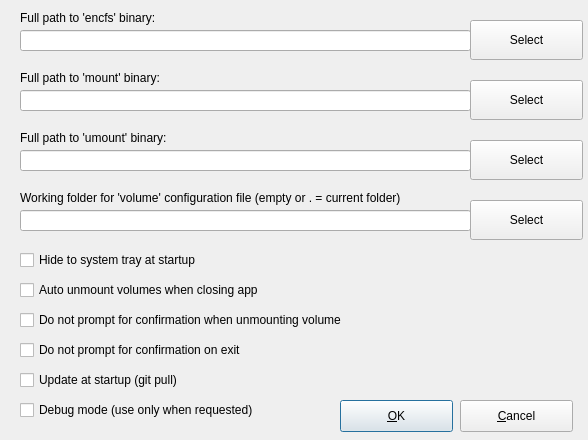
Qt form encfsgui_settings.ui (corelan/pyencfsgui) before a commit.
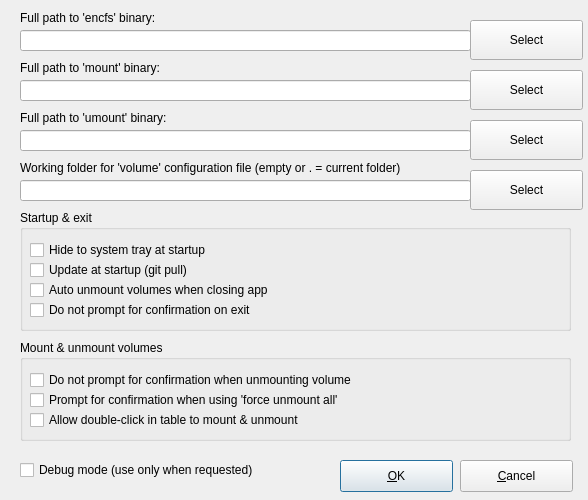
The same form after that commit.

Commit message: added new settings, allowing you to control double-click and forced unmount behavior

What changed in the file:
```diff
--- a/encfsgui_settings.ui
+++ b/encfsgui_settings.ui
@@ -10,7 +10,7 @@
     <x>0</x>
     <y>0</y>
     <width>588</width>
-    <height>440</height>
+    <height>500</height>
    </rect>
   </property>
   <property name="sizePolicy">
@@ -22,13 +22,13 @@
   <property name="minimumSize">
    <size>
     <width>588</width>
-    <height>440</height>
+    <height>500</height>
    </size>
   </property>
   <property name="maximumSize">
    <size>
     <width>588</width>
-    <height>440</height>
+    <height>500</height>
    </size>
   </property>
   <property name="baseSize">
@@ -50,7 +50,7 @@
    <property name="geometry">
     <rect>
      <x>340</x>
-     <y>400</y>
+     <y>460</y>
      <width>113</width>
      <height>32</height>
     </rect>
@@ -63,7 +63,7 @@
    <property name="geometry">
     <rect>
      <x>460</x>
-     <y>400</y>
+     <y>460</y>
      <width>113</width>
      <height>32</height>
     </rect>
@@ -89,7 +89,7 @@
    <property name="geometry">
     <rect>
      <x>20</x>
-     <y>70</y>
+     <y>60</y>
      <width>381</width>
      <height>16</height>
     </rect>
@@ -102,7 +102,7 @@
    <property name="geometry">
     <rect>
      <x>20</x>
-     <y>130</y>
+     <y>110</y>
      <width>181</width>
      <height>16</height>
     </rect>
@@ -131,7 +131,7 @@
    <property name="geometry">
     <rect>
      <x>20</x>
-     <y>90</y>
+     <y>80</y>
      <width>451</width>
      <height>21</height>
     </rect>
@@ -141,51 +141,12 @@
    <property name="geometry">
     <rect>
      <x>20</x>
-     <y>150</y>
+     <y>130</y>
      <width>451</width>
      <height>21</height>
     </rect>
    </property>
   </widget>
-  <widget class="QCheckBox" name="chk_autounmount">
-   <property name="geometry">
-    <rect>
-     <x>20</x>
-     <y>280</y>
-     <width>441</width>
-     <height>20</height>
-    </rect>
-   </property>
-   <property name="text">
-    <string>Auto unmount volumes when closing app</string>
-   </property>
-  </widget>
-  <widget class="QCheckBox" name="chk_noconfirmationunmount">
-   <property name="geometry">
-    <rect>
-     <x>20</x>
-     <y>310</y>
-     <width>451</width>
-     <height>20</height>
-    </rect>
-   </property>
-   <property name="text">
-    <string>Do not prompt for confirmation when unmounting volume</string>
-   </property>
-  </widget>
-  <widget class="QCheckBox" name="chk_noconfirmationexit">
-   <property name="geometry">
-    <rect>
-     <x>20</x>
-     <y>340</y>
-     <width>391</width>
-     <height>20</height>
-    </rect>
-   </property>
-   <property name="text">
-    <string>Do not prompt for confirmation on exit</string>
-   </property>
-  </widget>
   <widget class="QPushButton" name="btn_selectencfs">
    <property name="geometry">
     <rect>
@@ -203,7 +164,7 @@
    <property name="geometry">
     <rect>
      <x>470</x>
-     <y>80</y>
+     <y>70</y>
      <width>113</width>
      <height>40</height>
     </rect>
@@ -216,7 +177,7 @@
    <property name="geometry">
     <rect>
      <x>470</x>
-     <y>140</y>
+     <y>120</y>
      <width>113</width>
      <height>40</height>
     </rect>
@@ -229,7 +190,7 @@
    <property name="geometry">
     <rect>
      <x>20</x>
-     <y>190</y>
+     <y>160</y>
      <width>501</width>
      <height>16</height>
     </rect>
@@ -242,7 +203,7 @@
    <property name="geometry">
     <rect>
      <x>20</x>
-     <y>210</y>
+     <y>180</y>
      <width>451</width>
      <height>21</height>
     </rect>
@@ -252,7 +213,7 @@
    <property name="geometry">
     <rect>
      <x>470</x>
-     <y>200</y>
+     <y>170</y>
      <width>113</width>
      <height>40</height>
     </rect>
@@ -261,24 +222,11 @@
     <string>Select</string>
    </property>
   </widget>
-  <widget class="QCheckBox" name="chk_starthidden">
-   <property name="geometry">
-    <rect>
-     <x>20</x>
-     <y>250</y>
-     <width>441</width>
-     <height>20</height>
-    </rect>
-   </property>
-   <property name="text">
-    <string>Hide to system tray at startup</string>
-   </property>
-  </widget>
   <widget class="QCheckBox" name="chk_debugmode">
    <property name="geometry">
     <rect>
      <x>20</x>
-     <y>400</y>
+     <y>460</y>
      <width>291</width>
      <height>20</height>
     </rect>
@@ -287,18 +235,122 @@
     <string>Debug mode (use only when requested)</string>
    </property>
   </widget>
-  <widget class="QCheckBox" name="chk_autoupdate">
+  <widget class="QGroupBox" name="groupBox">
    <property name="geometry">
     <rect>
      <x>20</x>
-     <y>370</y>
-     <width>211</width>
-     <height>20</height>
+     <y>210</y>
+     <width>551</width>
+     <height>121</height>
     </rect>
    </property>
-   <property name="text">
-    <string>Update at startup (git pull)</string>
+   <property name="title">
+    <string>Startup &amp;&amp; exit</string>
    </property>
+   <widget class="QCheckBox" name="chk_autoupdate">
+    <property name="geometry">
+     <rect>
+      <x>10</x>
+      <y>50</y>
+      <width>211</width>
+      <height>20</height>
+     </rect>
+    </property>
+    <property name="text">
+     <string>Update at startup (git pull)</string>
+    </property>
+   </widget>
+   <widget class="QCheckBox" name="chk_starthidden">
+    <property name="geometry">
+     <rect>
+      <x>10</x>
+      <y>30</y>
+      <width>271</width>
+      <height>20</height>
+     </rect>
+    </property>
+    <property name="text">
+     <string>Hide to system tray at startup</string>
+    </property>
+   </widget>
+   <widget class="QCheckBox" name="chk_autounmount">
+    <property name="geometry">
+     <rect>
+      <x>10</x>
+      <y>70</y>
+      <width>441</width>
+      <height>20</height>
+     </rect>
+    </property>
+    <property name="text">
+     <string>Auto unmount volumes when closing app</string>
+    </property>
+   </widget>
+   <widget class="QCheckBox" name="chk_noconfirmationexit">
+    <property name="geometry">
+     <rect>
+      <x>10</x>
+      <y>90</y>
+      <width>391</width>
+      <height>20</height>
+     </rect>
+    </property>
+    <property name="text">
+     <string>Do not prompt for confirmation on exit</string>
+    </property>
+   </widget>
+  </widget>
+  <widget class="QGroupBox" name="groupBox_2">
+   <property name="geometry">
+    <rect>
+     <x>20</x>
+     <y>340</y>
+     <width>551</width>
+     <height>101</height>
+    </rect>
+   </property>
+   <property name="title">
+    <string>Mount &amp;&amp; unmount volumes</string>
+   </property>
+   <widget class="QCheckBox" name="chk_noconfirmationunmount">
+    <property name="geometry">
+     <rect>
+      <x>10</x>
+      <y>30</y>
+      <width>451</width>
+      <height>20</height>
+     </rect>
+    </property>
+    <property name="text">
+     <string>Do not prompt for confirmation when unmounting volume</string>
+    </property>
+   </widget>
+   <widget class="QCheckBox" name="chk_confirmforceunmountall">
+    <property name="geometry">
+     <rect>
+      <x>10</x>
+      <y>50</y>
+      <width>451</width>
+      <height>20</height>
+     </rect>
+    </property>
+    <property name="text">
+     <string>Prompt for confirmation when using 'force unmount all'</string>
+    </property>
+   </widget>
+   <widget class="QCheckBox" name="chk_doubleclickmount">
+    <property name="geometry">
+     <rect>
+      <x>10</x>
+      <y>70</y>
+      <width>451</width>
+      <height>20</height>
+     </rect>
+    </property>
+    <property name="text">
+     <string>Allow double-click in table to mount &amp;&amp; unmount</string>
+    </property>
+   </widget>
   </widget>
  </widget>
  <resources/>
```
The commit also changes 3 other files.
